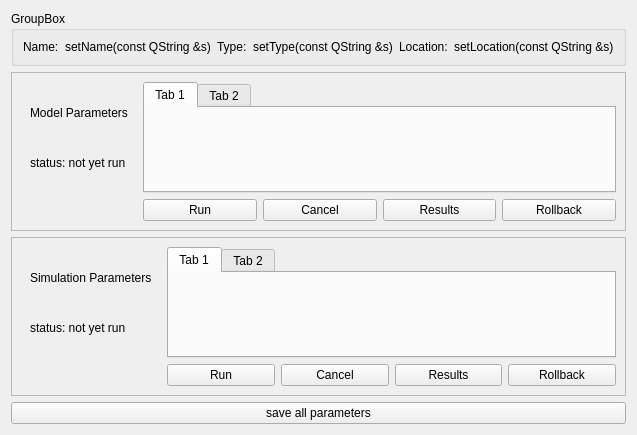
Old version of the form cwe_guiWidgets/cwe_parameters.ui in the repository NHERI-SimCenter/CWE-Simulation-Tool.
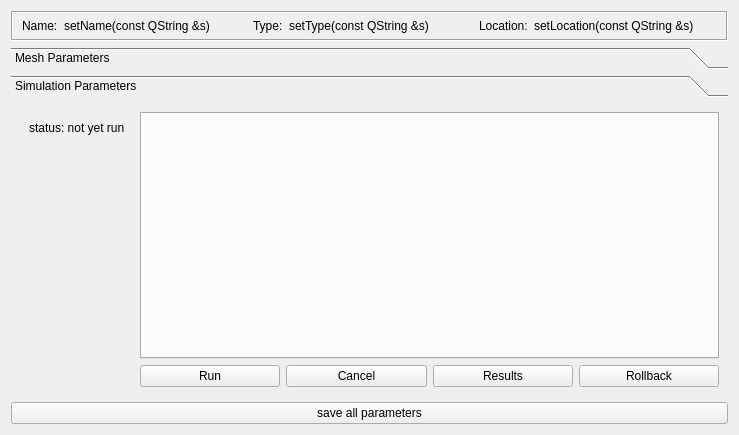
New version of the form. The open tabs and pages were chosen to show the change. Custom widgets are drawn as their Qt base class.

Commit message: Implemented parameter input fields as defined by son style configuration file.

What changed in the file:
```diff
--- a/cwe_guiWidgets/cwe_parameters.ui
+++ b/cwe_guiWidgets/cwe_parameters.ui
@@ -6,7 +6,7 @@
    <rect>
     <x>0</x>
     <y>0</y>
-    <width>613</width>
+    <width>739</width>
     <height>435</height>
    </rect>
   </property>
@@ -15,11 +15,20 @@
   </property>
   <layout class="QVBoxLayout" name="verticalLayout">
    <item>
-    <widget class="QGroupBox" name="gbox_parameterInfo">
-     <property name="title">
-      <string>GroupBox</string>
+    <widget class="QFrame" name="frame_parameterInfo">
+     <property name="frameShape">
+      <enum>QFrame::Box</enum>
+     </property>
+     <property name="frameShadow">
+      <enum>QFrame::Sunken</enum>
      </property>
      <layout class="QHBoxLayout" name="horizontalLayout">
+      <property name="topMargin">
+       <number>6</number>
+      </property>
+      <property name="bottomMargin">
+       <number>6</number>
+      </property>
       <item>
        <widget class="QLabel" name="label_name">
         <property name="text">
@@ -84,6 +93,24 @@
     </widget>
    </item>
    <item>
+    <widget class="QToolBox" name="toolBox">
+     <property name="currentIndex">
+      <number>0</number>
+     </property>
+     <widget class="QWidget" name="mesh_parameters_page">
+      <property name="geometry">
+       <rect>
+        <x>0</x>
+        <y>0</y>
+        <width>715</width>
+        <height>261</height>
+       </rect>
+      </property>
+      <attribute name="label">
+       <string>Mesh Parameters</string>
+      </attribute>
+      <layout class="QVBoxLayout" name="verticalLayout_6">
+       <item>
     <widget class="QFrame" name="frame">
      <property name="sizePolicy">
       <sizepolicy hsizetype="Preferred" vsizetype="Preferred">
@@ -92,38 +119,24 @@
       </sizepolicy>
      </property>
      <property name="frameShape">
-      <enum>QFrame::StyledPanel</enum>
+          <enum>QFrame::NoFrame</enum>
      </property>
      <property name="frameShadow">
       <enum>QFrame::Raised</enum>
      </property>
      <layout class="QGridLayout" name="gridLayout">
-      <item row="0" column="0">
-       <widget class="QWidget" name="model_left_vertical_widget" native="true">
-        <layout class="QVBoxLayout" name="verticalLayout_4">
-         <item>
-          <widget class="SectionTitle" name="label">
-           <property name="sizePolicy">
-            <sizepolicy hsizetype="Preferred" vsizetype="Preferred">
-             <horstretch>1</horstretch>
-             <verstretch>0</verstretch>
-            </sizepolicy>
-           </property>
-           <property name="text">
-            <string>Model Parameters</string>
-           </property>
-          </widget>
-         </item>
-         <item>
-          <widget class="QLabel" name="label_status_model">
-           <property name="text">
-            <string>status: not yet run</string>
-           </property>
-          </widget>
-         </item>
-        </layout>
-       </widget>
-      </item>
+          <property name="leftMargin">
+           <number>0</number>
+          </property>
+          <property name="topMargin">
+           <number>0</number>
+          </property>
+          <property name="rightMargin">
+           <number>0</number>
+          </property>
+          <property name="bottomMargin">
+           <number>0</number>
+          </property>
       <item row="0" column="1">
        <widget class="QWidget" name="model_right_vertical_widget" native="true">
         <layout class="QVBoxLayout" name="verticalLayout_3">
@@ -147,16 +160,6 @@
              <verstretch>0</verstretch>
             </sizepolicy>
            </property>
-           <widget class="QWidget" name="tab">
-            <attribute name="title">
-             <string>Tab 1</string>
-            </attribute>
-           </widget>
-           <widget class="QWidget" name="tab_2">
-            <attribute name="title">
-             <string>Tab 2</string>
-            </attribute>
-           </widget>
           </widget>
          </item>
         </layout>
@@ -214,9 +217,50 @@
         </layout>
        </widget>
       </item>
+          <item row="0" column="0" rowspan="2">
+           <widget class="QWidget" name="model_left_vertical_widget" native="true">
+            <layout class="QVBoxLayout" name="verticalLayout_4">
+             <item>
+              <widget class="QLabel" name="label_status_model">
+               <property name="text">
+                <string>status: not yet run</string>
+               </property>
+              </widget>
+             </item>
+             <item>
+              <spacer name="verticalSpacer_2">
+               <property name="orientation">
+                <enum>Qt::Vertical</enum>
+               </property>
+               <property name="sizeHint" stdset="0">
+                <size>
+                 <width>20</width>
+                 <height>40</height>
+                </size>
+               </property>
+              </spacer>
+             </item>
      </layout>
     </widget>
    </item>
+         </layout>
+        </widget>
+       </item>
+      </layout>
+     </widget>
+     <widget class="QWidget" name="simulation_parameters_page">
+      <property name="geometry">
+       <rect>
+        <x>0</x>
+        <y>0</y>
+        <width>715</width>
+        <height>261</height>
+       </rect>
+      </property>
+      <attribute name="label">
+       <string>Simulation Parameters</string>
+      </attribute>
+      <layout class="QVBoxLayout" name="verticalLayout_7">
    <item>
     <widget class="QFrame" name="frame_2">
      <property name="sizePolicy">
@@ -226,38 +270,27 @@
       </sizepolicy>
      </property>
      <property name="frameShape">
-      <enum>QFrame::StyledPanel</enum>
+          <enum>QFrame::NoFrame</enum>
      </property>
      <property name="frameShadow">
       <enum>QFrame::Raised</enum>
      </property>
+         <property name="lineWidth">
+          <number>1</number>
+         </property>
      <layout class="QGridLayout" name="gridLayout_2">
-      <item row="0" column="0">
-       <widget class="QWidget" name="simulation_left_vertical_widget" native="true">
-        <layout class="QVBoxLayout" name="verticalLayout_2">
-         <item>
-          <widget class="SectionTitle" name="label_2">
-           <property name="sizePolicy">
-            <sizepolicy hsizetype="Preferred" vsizetype="Preferred">
-             <horstretch>1</horstretch>
-             <verstretch>0</verstretch>
-            </sizepolicy>
-           </property>
-           <property name="text">
-            <string>Simulation Parameters</string>
-           </property>
-          </widget>
-         </item>
-         <item>
-          <widget class="QLabel" name="label_status_simulation">
-           <property name="text">
-            <string>status: not yet run</string>
-           </property>
-          </widget>
-         </item>
-        </layout>
-       </widget>
-      </item>
+          <property name="leftMargin">
+           <number>0</number>
+          </property>
+          <property name="topMargin">
+           <number>0</number>
+          </property>
+          <property name="rightMargin">
+           <number>0</number>
+          </property>
+          <property name="bottomMargin">
+           <number>0</number>
+          </property>
       <item row="0" column="1">
        <widget class="QWidget" name="simulation_right_vertical_widget" native="true">
         <property name="sizePolicy">
@@ -287,16 +320,9 @@
              <verstretch>0</verstretch>
             </sizepolicy>
            </property>
-           <widget class="QWidget" name="tab_3">
-            <attribute name="title">
-             <string>Tab 1</string>
-            </attribute>
-           </widget>
-           <widget class="QWidget" name="tab_4">
-            <attribute name="title">
-             <string>Tab 2</string>
-            </attribute>
-           </widget>
+               <property name="currentIndex">
+                <number>-1</number>
+               </property>
           </widget>
          </item>
         </layout>
@@ -354,7 +380,37 @@
         </layout>
        </widget>
       </item>
-     </layout>
+          <item row="0" column="0" rowspan="2">
+           <widget class="QWidget" name="simulation_left_vertical_widget" native="true">
+            <layout class="QVBoxLayout" name="verticalLayout_2">
+             <item>
+              <widget class="QLabel" name="label_status_simulation">
+               <property name="text">
+                <string>status: not yet run</string>
+               </property>
+              </widget>
+             </item>
+             <item>
+              <spacer name="verticalSpacer">
+               <property name="orientation">
+                <enum>Qt::Vertical</enum>
+               </property>
+               <property name="sizeHint" stdset="0">
+                <size>
+                 <width>20</width>
+                 <height>40</height>
+                </size>
+               </property>
+              </spacer>
+             </item>
+            </layout>
+           </widget>
+          </item>
+         </layout>
+        </widget>
+       </item>
+      </layout>
+     </widget>
     </widget>
    </item>
    <item>
@@ -366,13 +422,6 @@
    </item>
   </layout>
  </widget>
- <customwidgets>
-  <customwidget>
-   <class>SectionTitle</class>
-   <extends>QLabel</extends>
-   <header>../widgets/Common/sectiontitle.h</header>
-  </customwidget>
- </customwidgets>
  <resources/>
  <connections/>
 </ui>
```
Left out of the diff: 4 changed lines with no effect on the pictures. Lines whose indentation alone changed are shown as unchanged. The commit also changes 8 other files.
